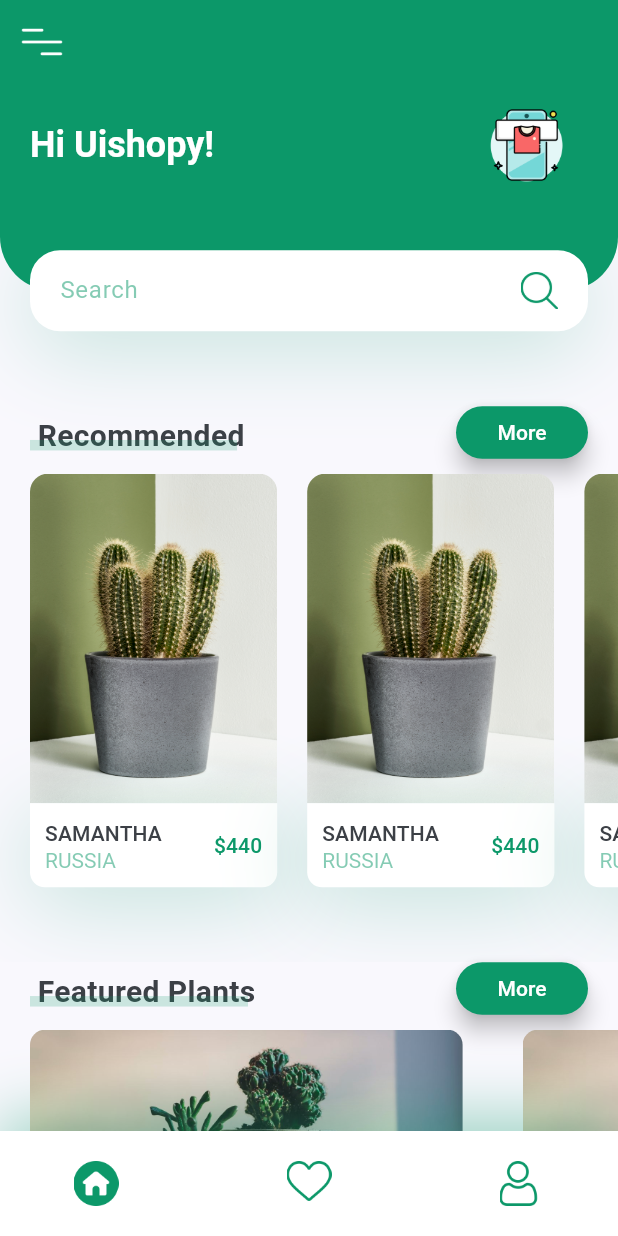
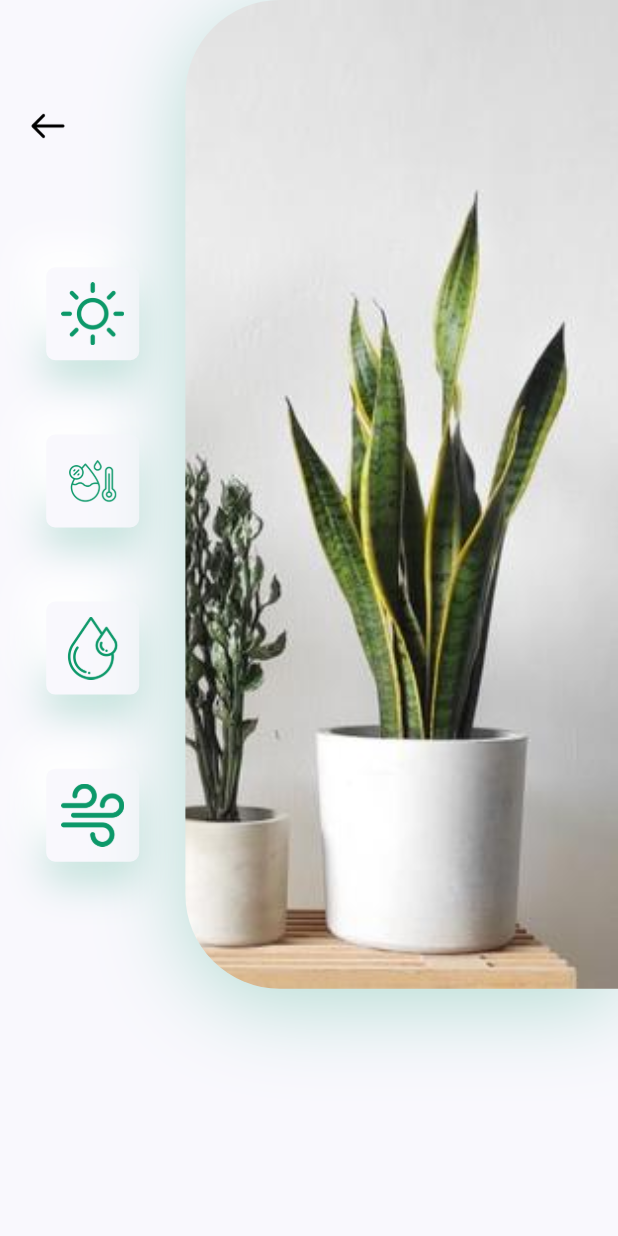
Before and after one commit to AbrarImamSatria/PlantApp, a Flutter app: the screen it shows after launch, after a tap on an icon or button, on a phone screen of 412 x 824 dp. Run offline on Flutter 3.47's test engine with Material 3 defaults, Android fonts, the phone set to English and light mode, and no system bars.

Commit message:
Membuat widget iconcard detail

```diff
--- /dev/null
+++ b/lib/screens/details/components/body.dart
@@ -0,0 +1,77 @@
+import 'package:flutter/material.dart';
+import 'package:plant_app/constant.dart';
+import 'package:plant_app/screens/details/components/icon_card.dart';
+
+class Body extends StatelessWidget {
+  const Body({super.key});
+
+  @override
+  Widget build(BuildContext context) {
+    Size size = MediaQuery.of(context).size;
+    return Column(
+      children: <Widget>[
+        SizedBox(
+          height: size.height * 0.8,
+          child: Row(
+            children: <Widget>[
+              Expanded(
+                child: Padding(
+                  padding: const EdgeInsets.symmetric(
+                    vertical: kDefaultPadding * 3,
+                  ),
+                  child: Column(
+                    children: <Widget>[
+                      Align(
+                        alignment: Alignment.topLeft,
+                        child: IconButton(
+                          padding: EdgeInsets.symmetric(
+                            horizontal: kDefaultPadding,
+                          ),
+                          onPressed: () {
+                            Navigator.pop(context);
+                          },
+                          icon: Image.asset(
+                            'assets/images/back.png', // Path ke file PNG
+                            width: 24,
+                            height: 24,
+                          ),
+                        ),
+                      ),
+                      Spacer(),
+                      IconCard(icon: "assets/icons/sun.png"),
+                      IconCard(icon: "assets/icons/humidity.png"),
+                      IconCard(icon: "assets/icons/water.png"),
+                      IconCard(icon: "assets/icons/wind.png"),
+                    ],
+                  ),
+                ),
+              ),
+              Container(
+                height: size.height * 0.8,
+                width: size.width * 0.7,
+                decoration: BoxDecoration(
+                  borderRadius: BorderRadius.only(
+                    topLeft: Radius.circular(63),
+                    bottomLeft: Radius.circular(63),
+                  ),
+                  boxShadow: [
+                    BoxShadow(
+                      offset: Offset(0, 10),
+                      blurRadius: 50,
+                      color: kPrimaryColor.withOpacity(0.29),
+                    ),
+                  ],
+                  image: DecorationImage(
+                    image: AssetImage("assets/images/tanaman2.jpg"),
+                    fit: BoxFit.cover,
+                    alignment: Alignment.centerRight,
+                  ),
+                ),
+              ),
+            ],
+          ),
+        ),
+      ],
+    );
+  }
+}
--- /dev/null
+++ b/lib/screens/details/components/icon_card.dart
@@ -0,0 +1,42 @@
+import 'package:flutter/material.dart';
+import 'package:plant_app/constant.dart';
+
+class IconCard extends StatelessWidget {
+  const IconCard({super.key, required this.icon});
+
+  final String icon;
+
+  @override
+  Widget build(BuildContext context) {
+    Size size = MediaQuery.of(context).size;
+    return Container(
+      margin: EdgeInsets.symmetric(vertical: size.height * 0.03),
+      padding: EdgeInsets.all(kDefaultPadding / 2),
+      height: 62,
+      width: 62,
+      decoration: BoxDecoration(
+        color: kBackgroundColor,
+        borderRadius: BorderRadius.circular(6),
+        boxShadow: [
+          BoxShadow(
+            offset: Offset(0, 15),
+            blurRadius: 22,
+            color: kPrimaryColor.withOpacity(0.22),
+          ), // BoxShadow
+          BoxShadow(
+            offset: Offset(-15, -15),
+            blurRadius: 20,
+            color: Colors.white,
+          ), // BoxShadow
+        ],
+      ),
+      child: Image.asset(
+        icon, // ganti sesuai path gambarmu
+        width: 24, // atur sesuai ukuran yang diinginkan
+        height: 24,
+        color:
+            kPrimaryColor, // jika ingin warnai PNG transparan dengan satu warna
+      ),
+    );
+  }
+}
--- /dev/null
+++ b/lib/screens/details/details_screen.dart
@@ -0,0 +1,13 @@
+import 'package:flutter/material.dart';
+import 'package:plant_app/screens/details/components/body.dart';
+
+class DetailsScreen extends StatelessWidget {
+  const DetailsScreen({super.key});
+
+  @override
+  Widget build(BuildContext context) {
+    return Scaffold(
+      body: Body(),
+    );
+  }
+}
--- a/lib/screens/home/components/recomend_plants.dart
+++ b/lib/screens/home/components/recomend_plants.dart
@@ -1,10 +1,9 @@
 import 'package:flutter/material.dart';
 import 'package:plant_app/constant.dart';
+import 'package:plant_app/screens/details/details_screen.dart';
 
 class RecomendsPlants extends StatelessWidget {
-  const RecomendsPlants({
-    super.key,
-  });
+  const RecomendsPlants({super.key});
 
   @override
   Widget build(BuildContext context) {
@@ -17,21 +16,36 @@ class RecomendsPlants extends StatelessWidget {
             title: "Samantha",
             country: "Russia",
             price: 440,
-            press: () {},
+            press: () {
+              Navigator.push(
+                context,
+                MaterialPageRoute(builder: (context) => DetailsScreen()),
+              );
+            },
           ),
           RecomendPlantCard(
             image: "assets/images/kaktus.jpeg",
             title: "Samantha",
             country: "Russia",
             price: 440,
-            press: () {},
+            press: () {
+              Navigator.push(
+                context,
+                MaterialPageRoute(builder: (context) => DetailsScreen()),
+              );
+            },
           ),
           RecomendPlantCard(
             image: "assets/images/kaktus.jpeg",
             title: "Samantha",
             country: "Russia",
             price: 440,
-            press: () {},
+            press: () {
+              Navigator.push(
+                context,
+                MaterialPageRoute(builder: (context) => DetailsScreen()),
+              );
+            },
           ),
         ],
       ),
--- a/lib/screens/home/home_screen.dart
+++ b/lib/screens/home/home_screen.dart
@@ -1,6 +1,5 @@
 import 'package:flutter/material.dart';
 import 'package:plant_app/components/my_bottom_nav_bar.dart';
-import 'package:plant_app/constant.dart';
 import 'package:plant_app/screens/home/components/body.dart';
 
 class HomeScreen extends StatelessWidget {
```
Also changed, not shown: assets/icons/humidity.png (added), assets/icons/sun.png (added), assets/icons/water.png (added), assets/icons/wind.png (added), assets/images/back.png (added), assets/images/tanaman2.jpg (added).
